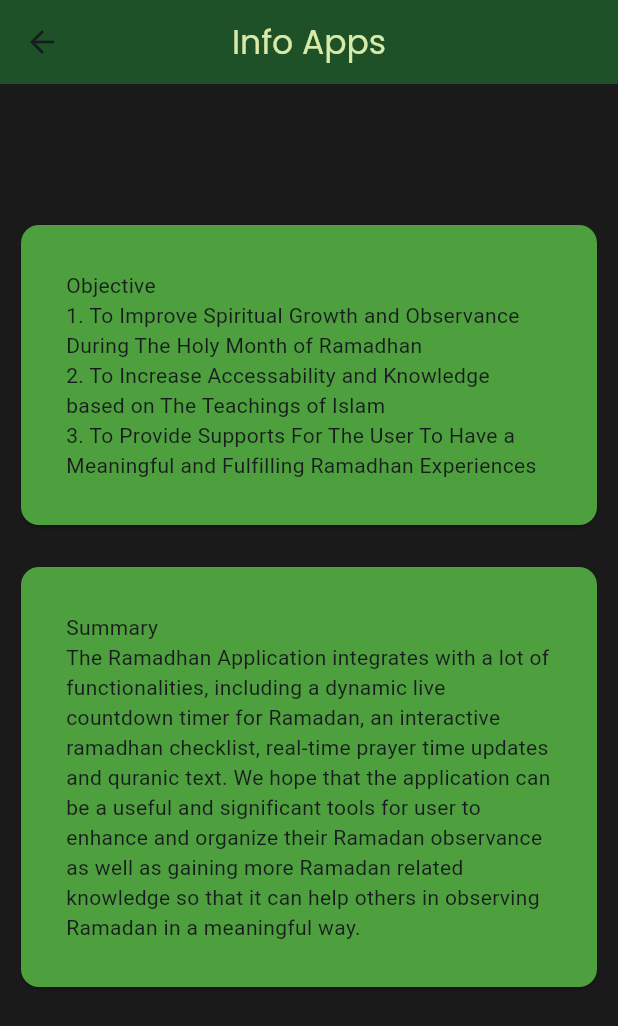
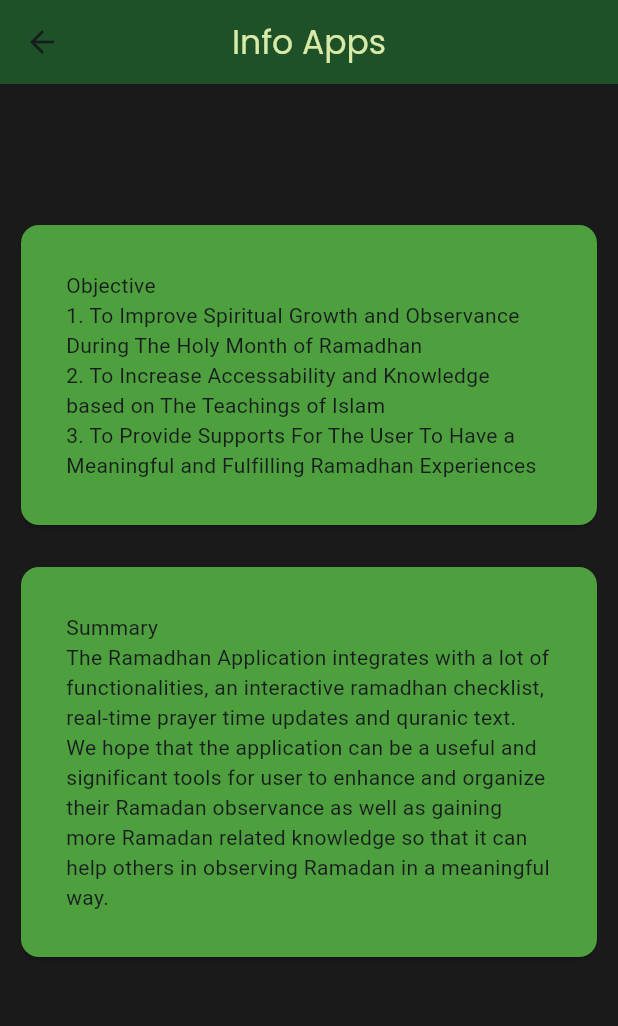
Before and after one commit to AimanIsa/ramadhan_app, a Flutter app: the info screen opened directly, on a phone screen of 412 x 824 dp. Shown: the top 1026 px of the screen. Run offline on Flutter 3.47's test engine with Material 3 defaults, Android fonts, the phone set to English and light mode, and no system bars; our stand-ins replace flutter_slidable, google_fonts, hive, hive_flutter; missing offline and left inert: quran; accounts and stored records are empty.

Commit message:
Update info.dart

```diff
--- a/lib/info.dart
+++ b/lib/info.dart
@@ -56,7 +56,7 @@ class info extends StatelessWidget {
                           children: [
                             Text("Summary"),
                             Text(
-                                "The Ramadhan Application integrates with a lot of functionalities, including a dynamic live countdown timer for Ramadan, an interactive ramadhan checklist, real-time prayer time updates and quranic text. We hope that the application can be a useful and significant tools for user to enhance and organize their Ramadan observance as well as gaining more Ramadan related knowledge so that it can help others in observing Ramadan in a meaningful way."),
+                                "The Ramadhan Application integrates with a lot of functionalities, an interactive ramadhan checklist, real-time prayer time updates and quranic text. We hope that the application can be a useful and significant tools for user to enhance and organize their Ramadan observance as well as gaining more Ramadan related knowledge so that it can help others in observing Ramadan in a meaningful way."),
                           ]),
                     ),
                   ),
```
